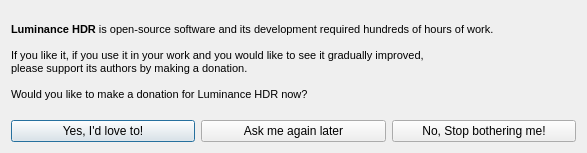
Qt form forms/Splash.ui (LuminanceHDR/LuminanceHDR) before a commit.
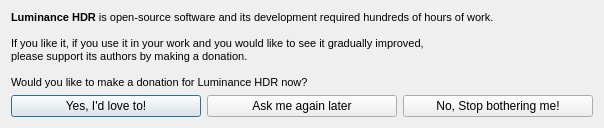
The same form after that commit.

What changed in the file:
```diff
--- a/forms/Splash.ui
+++ b/forms/Splash.ui
@@ -6,21 +6,30 @@
    <rect>
     <x>0</x>
     <y>0</y>
-    <width>587</width>
-    <height>153</height>
+    <width>604</width>
+    <height>127</height>
    </rect>
   </property>
+  <property name="sizePolicy">
+   <sizepolicy hsizetype="Fixed" vsizetype="Fixed">
+    <horstretch>0</horstretch>
+    <verstretch>0</verstretch>
+   </sizepolicy>
+  </property>
+  <property name="maximumSize">
+   <size>
+    <width>604</width>
+    <height>127</height>
+   </size>
+  </property>
   <property name="windowTitle">
    <string>Luminance HDR - Make a Donation</string>
   </property>
   <layout class="QGridLayout" name="gridLayout">
    <item row="0" column="0">
-    <layout class="QVBoxLayout" name="verticalLayout_2">
+    <layout class="QVBoxLayout" name="verticalLayout">
      <item>
-      <layout class="QVBoxLayout" name="verticalLayout"/>
-     </item>
-     <item>
-      <widget class="QLabel" name="label_2">
+      <widget class="QLabel" name="message">
        <property name="text">
         <string>&lt;!DOCTYPE HTML PUBLIC &quot;-//W3C//DTD HTML 4.0//EN&quot; &quot;http://www.w3.org/TR/REC-html40/strict.dtd&quot;&gt;
 &lt;html&gt;&lt;head&gt;&lt;meta name=&quot;qrichtext&quot; content=&quot;1&quot; /&gt;&lt;style type=&quot;text/css&quot;&gt;
@@ -44,6 +53,12 @@
          <property name="text">
           <string>Ask me again later</string>
          </property>
+         <property name="autoDefault">
+          <bool>true</bool>
+         </property>
+         <property name="default">
+          <bool>false</bool>
+         </property>
         </widget>
        </item>
        <item>
```
Left out of the diff: 5 changed lines with no effect on the pictures.
